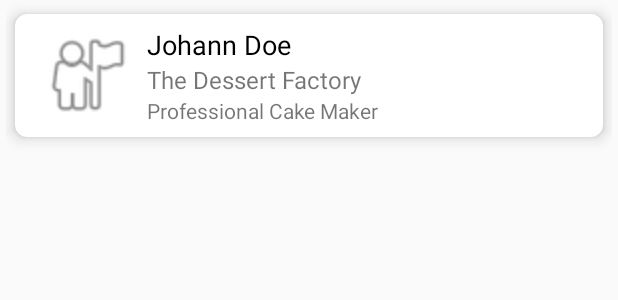
After one commit to Hardikficode/GetHired.club, an Android app: the layout view_interviewee_row.xml on its own in the app's theme, with its tools: preview values and no code run, on a phone screen of 412 x 824 dp. The commit adds this screen. Shown: the top 300 px of the screen. Run offline under Robolectric (Android 15) with nearby library versions, the phone set to English and light mode, and no system bars.

Commit message:
- Added Interviewee model class. - Added IntervieweeAdapter RecyclerAdapter class.

```diff
--- a/app/src/main/java/huhx0015/interview/club/CallScreenActivity.java
+++ b/app/src/main/java/huhx0015/interview/club/CallScreenActivity.java
@@ -25,6 +25,7 @@ import java.util.Timer;
 import java.util.TimerTask;
 
 import huhx0015.interview.club.activities.BaseActivity;
+import huhx0015.interview.club.services.SinchService;
 
 public class CallScreenActivity extends BaseActivity {
 
--- a/app/src/main/java/huhx0015/interview/club/IncomingCallScreenActivity.java
+++ b/app/src/main/java/huhx0015/interview/club/IncomingCallScreenActivity.java
@@ -16,6 +16,7 @@ import android.widget.TextView;
 import java.util.List;
 
 import huhx0015.interview.club.activities.BaseActivity;
+import huhx0015.interview.club.services.SinchService;
 
 public class IncomingCallScreenActivity extends BaseActivity {
 
--- a/app/src/main/java/huhx0015/interview/club/activities/BaseActivity.java
+++ b/app/src/main/java/huhx0015/interview/club/activities/BaseActivity.java
@@ -7,7 +7,7 @@ import android.content.ServiceConnection;
 import android.os.Bundle;
 import android.os.IBinder;
 
-import huhx0015.interview.club.SinchService;
+import huhx0015.interview.club.services.SinchService;
 
 /**
  * Created by Michael Yoon Huh on 2/26/2016.
--- a/app/src/main/java/huhx0015/interview/club/activities/LoginActivity.java
+++ b/app/src/main/java/huhx0015/interview/club/activities/LoginActivity.java
@@ -12,7 +12,7 @@ import android.widget.EditText;
 import android.widget.Toast;
 
 import huhx0015.interview.club.R;
-import huhx0015.interview.club.SinchService;
+import huhx0015.interview.club.services.SinchService;
 
 public class LoginActivity extends BaseActivity implements SinchService.StartFailedListener {
 
--- a/app/src/main/java/huhx0015/interview/club/activities/PlaceCallActivity.java
+++ b/app/src/main/java/huhx0015/interview/club/activities/PlaceCallActivity.java
@@ -12,10 +12,9 @@ import android.widget.EditText;
 import android.widget.TextView;
 import android.widget.Toast;
 import com.sinch.android.rtc.calling.Call;
-
 import huhx0015.interview.club.CallScreenActivity;
 import huhx0015.interview.club.R;
-import huhx0015.interview.club.SinchService;
+import huhx0015.interview.club.services.SinchService;
 
 public class PlaceCallActivity extends BaseActivity {
 
--- a/app/src/main/java/huhx0015/interview/club/SinchService.java
+++ b/app/src/main/java/huhx0015/interview/club/services/SinchService.java
@@ -1,4 +1,4 @@
-package huhx0015.interview.club;
+package huhx0015.interview.club.services;
 
 import com.sinch.android.rtc.AudioController;
 import com.sinch.android.rtc.ClientRegistration;
@@ -16,6 +16,9 @@ import android.content.Intent;
 import android.os.Binder;
 import android.os.IBinder;
 import android.util.Log;
+
+import huhx0015.interview.club.IncomingCallScreenActivity;
+import huhx0015.interview.club.R;
 
 public class SinchService extends Service {
 
--- a/app/src/main/java/huhx0015/interview/club/ui/layout/ScrimInsetsFrameLayout.java
+++ b/app/src/main/java/huhx0015/interview/club/ui/layouts/ScrimInsetsFrameLayout.java
@@ -1,4 +1,4 @@
-package huhx0015.interview.club.ui.layout;
+package huhx0015.interview.club.ui.layouts;
 
 import android.content.Context;
 import android.content.res.TypedArray;
--- a/app/src/main/res/layout/activity_main.xml
+++ b/app/src/main/res/layout/activity_main.xml
@@ -33,7 +33,7 @@
         </LinearLayout>
 
         <!-- The navigation drawer -->
-        <huhx0015.interview.club.ui.layout.ScrimInsetsFrameLayout
+        <huhx0015.interview.club.ui.layouts.ScrimInsetsFrameLayout
             android:layout_width="240dp"
             android:layout_height="match_parent"
             android:layout_gravity="start"
@@ -61,7 +61,7 @@
 
             </LinearLayout>
 
-        </huhx0015.interview.club.ui.layout.ScrimInsetsFrameLayout>
+        </huhx0015.interview.club.ui.layouts.ScrimInsetsFrameLayout>
 
     </android.support.v4.widget.DrawerLayout>
 
--- /dev/null
+++ b/app/src/main/res/layout/view_interviewee_row.xml
@@ -0,0 +1,70 @@
+<?xml version="1.0" encoding="utf-8"?>
+<LinearLayout xmlns:android="http://schemas.android.com/apk/res/android"
+    android:layout_width="match_parent"
+    android:layout_height="match_parent"
+    android:id="@+id/card_layout"
+    android:paddingRight="4dp"
+    android:paddingLeft="4dp">
+
+    <android.support.v7.widget.CardView
+        xmlns:card_view="http://schemas.android.com/apk/res-auto"
+        android:layout_width="fill_parent"
+        android:layout_height="wrap_content"
+        android:id="@+id/cardview_container"
+        android:foreground="?android:attr/selectableItemBackground"
+        card_view:cardCornerRadius="8dp"
+        card_view:cardElevation="6dp"
+        card_view:cardPreventCornerOverlap="false"
+        card_view:cardUseCompatPadding="true">
+
+        <LinearLayout
+            android:orientation="horizontal"
+            android:layout_width="wrap_content"
+            android:layout_height="wrap_content"
+            android:padding="8dp"
+            android:gravity="center_vertical"
+            android:id="@+id/row_container">
+
+            <ImageView
+                android:layout_width="64dp"
+                android:layout_height="64dp"
+                android:id="@+id/avatar_image"
+                android:layout_marginRight="8dp"
+                android:layout_gravity="center"
+                android:layout_marginLeft="8dp"
+                android:src="@android:drawable/ic_menu_myplaces" />
+
+            <LinearLayout
+                android:orientation="vertical"
+                android:layout_width="fill_parent"
+                android:layout_height="wrap_content"
+                android:id="@+id/info_text_container">
+
+                <TextView
+                    android:layout_width="fill_parent"
+                    android:layout_height="wrap_content"
+                    android:id="@+id/name_text"
+                    android:textSize="18sp"
+                    android:typeface="sans"
+                    android:textColor="@android:color/black"
+                    android:text="Johann Doe" />
+
+                <TextView
+                    android:layout_width="fill_parent"
+                    android:layout_height="wrap_content"
+                    android:id="@+id/company_text"
+                    android:textSize="16sp"
+                    android:typeface="sans"
+                    android:text="The Dessert Factory" />
+
+                <TextView
+                    android:layout_width="wrap_content"
+                    android:layout_height="wrap_content"
+                    android:text="Professional Cake Maker"
+                    android:id="@+id/position_text" />
+            </LinearLayout>
+        </LinearLayout>
+
+    </android.support.v7.widget.CardView>
+
+</LinearLayout>
--- a/sinch-rtc-sample-video/build.gradle
+++ b/sinch-rtc-sample-video/build.gradle
@@ -7,10 +7,6 @@ buildscript {
     }
 }
 apply plugin: 'com.android.application'
-
-repositories {
-    mavenCentral()
-}
 
 android {
     compileSdkVersion 19
```
Also changed, not shown: app/build.gradle (+16 -1 lines), app/src/main/AndroidManifest.xml (+6 -5 lines), app/src/main/java/huhx0015/interview/club/model/Interviewee.java (added, +81 -0 lines), app/src/main/java/huhx0015/interview/club/ui/adapter/IntervieweeAdapter.java (added, +117 -0 lines), app/src/main/res/layout/activity_login.xml (+4 -3 lines).
